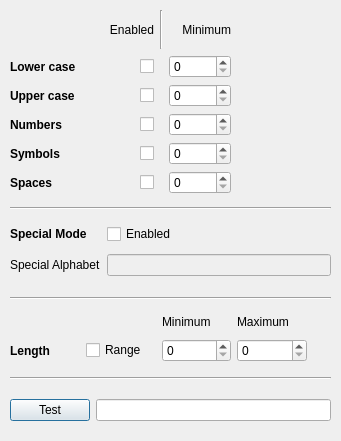
dmS0Zq/yaps-gui, file passwordpolicywindow.ui: the form before one commit.
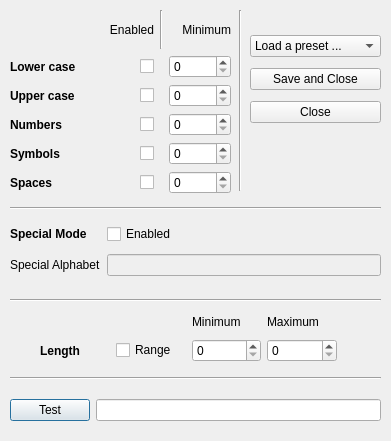
The form after the commit.

Commit message:
add presets, change layout
change policy member from value to pointer

What changed in the file:
```diff
--- a/passwordpolicywindow.ui
+++ b/passwordpolicywindow.ui
@@ -6,7 +6,7 @@
    <rect>
     <x>0</x>
     <y>0</y>
-    <width>341</width>
+    <width>391</width>
     <height>441</height>
    </rect>
   </property>
@@ -238,7 +238,7 @@
   <widget class="QWidget" name="gridLayoutWidget_2">
    <property name="geometry">
     <rect>
-     <x>10</x>
+     <x>40</x>
      <y>310</y>
      <width>297</width>
      <height>52</height>
@@ -292,7 +292,7 @@
     <rect>
      <x>10</x>
      <y>220</y>
-     <width>321</width>
+     <width>371</width>
      <height>61</height>
     </rect>
    </property>
@@ -341,7 +341,7 @@
     <rect>
      <x>10</x>
      <y>200</y>
-     <width>321</width>
+     <width>371</width>
      <height>16</height>
     </rect>
    </property>
@@ -354,8 +354,8 @@
     <rect>
      <x>10</x>
      <y>290</y>
-     <width>321</width>
-     <height>16</height>
+     <width>371</width>
+     <height>20</height>
     </rect>
    </property>
    <property name="orientation">
@@ -367,7 +367,7 @@
     <rect>
      <x>10</x>
      <y>390</y>
-     <width>321</width>
+     <width>371</width>
      <height>41</height>
     </rect>
    </property>
@@ -399,7 +399,7 @@
     <rect>
      <x>10</x>
      <y>370</y>
-     <width>321</width>
+     <width>371</width>
      <height>16</height>
     </rect>
    </property>
@@ -407,6 +407,69 @@
     <enum>Qt::Horizontal</enum>
    </property>
   </widget>
+  <widget class="QWidget" name="gridLayoutWidget_5">
+   <property name="geometry">
+    <rect>
+     <x>250</x>
+     <y>30</y>
+     <width>131</width>
+     <height>101</height>
+    </rect>
+   </property>
+   <layout class="QGridLayout" name="gridLayout_5">
+    <item row="0" column="0">
+     <widget class="QComboBox" name="comboDefaults">
+      <item>
+       <property name="text">
+        <string>Load a preset ...</string>
+       </property>
+      </item>
+      <item>
+       <property name="text">
+        <string>Hexadecimal</string>
+       </property>
+      </item>
+      <item>
+       <property name="text">
+        <string>Everything but spaces</string>
+       </property>
+      </item>
+      <item>
+       <property name="text">
+        <string>Base 58</string>
+       </property>
+      </item>
+     </widget>
+    </item>
+    <item row="1" column="0">
+     <widget class="QPushButton" name="buttonSaveClose">
+      <property name="text">
+       <string>Save and Close</string>
+      </property>
+     </widget>
+    </item>
+    <item row="2" column="0">
+     <widget class="QPushButton" name="buttonClose">
+      <property name="text">
+       <string>Close</string>
+      </property>
+     </widget>
+    </item>
+   </layout>
+  </widget>
+  <widget class="Line" name="line_5">
+   <property name="geometry">
+    <rect>
+     <x>230</x>
+     <y>10</y>
+     <width>20</width>
+     <height>181</height>
+    </rect>
+   </property>
+   <property name="orientation">
+    <enum>Qt::Vertical</enum>
+   </property>
+  </widget>
  </widget>
  <tabstops>
   <tabstop>checkLowAlpha</tabstop>
```
Left out of the diff: 3 changed lines with no effect on the pictures. The commit also changes 2 other files.
